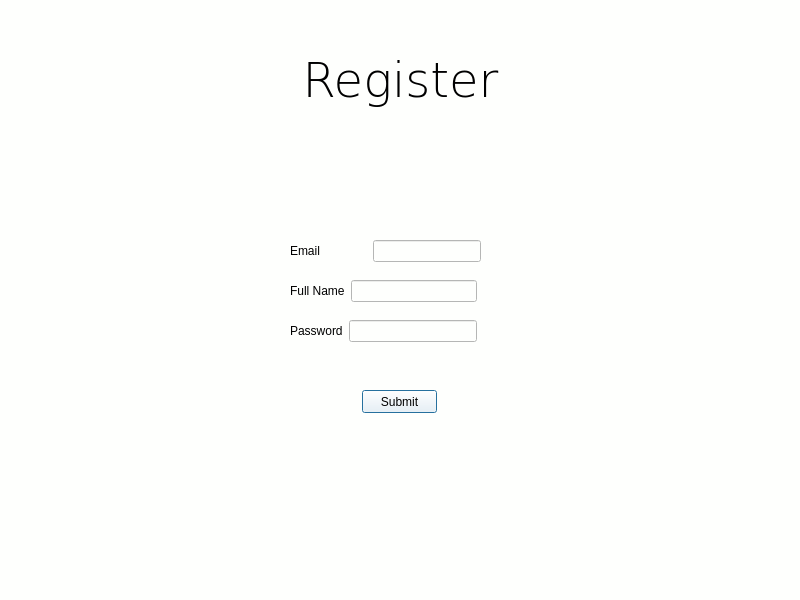
GovindaJR/Banking-System, file Banking_System/registerform.ui: the form before one commit.
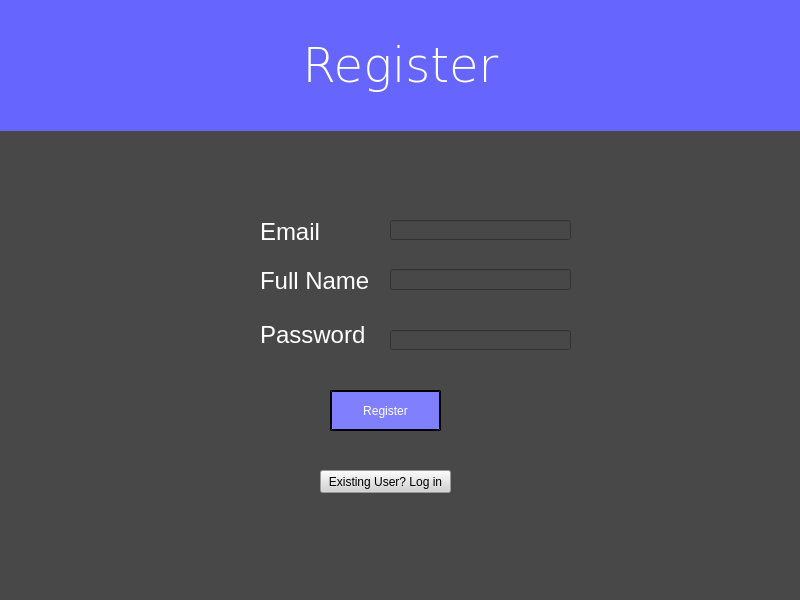
The form after the commit.

What changed in the file:
```diff
--- a/Banking_System/registerform.ui
+++ b/Banking_System/registerform.ui
@@ -10,19 +10,26 @@
     <height>600</height>
    </rect>
   </property>
+  <property name="sizePolicy">
+   <sizepolicy hsizetype="Preferred" vsizetype="Preferred">
+    <horstretch>0</horstretch>
+    <verstretch>0</verstretch>
+   </sizepolicy>
+  </property>
   <property name="windowTitle">
    <string>Register</string>
   </property>
   <property name="styleSheet">
-   <string notr="true">background-color: rgb(254, 255, 253);</string>
+   <string notr="true">background-color:#484848;
+color:white;</string>
   </property>
   <widget class="QLabel" name="label">
    <property name="geometry">
     <rect>
-     <x>230</x>
-     <y>30</y>
-     <width>341</width>
-     <height>101</height>
+     <x>0</x>
+     <y>0</y>
+     <width>801</width>
+     <height>131</height>
     </rect>
    </property>
    <property name="font">
@@ -36,7 +43,8 @@
    </property>
    <property name="styleSheet">
     <string notr="true">font: 75 36pt &quot;Verdana&quot;;
-</string>
+color: white;
+background-color:  #6666ff;</string>
    </property>
    <property name="text">
     <string>Register</string>
@@ -48,85 +56,157 @@
   <widget class="QPushButton" name="register_button">
    <property name="geometry">
     <rect>
-     <x>362</x>
+     <x>330</x>
      <y>390</y>
-     <width>75</width>
-     <height>23</height>
+     <width>111</width>
+     <height>41</height>
     </rect>
    </property>
+   <property name="styleSheet">
+    <string notr="true"> QPushButton#register_button {
+     background-color: #8080ff;
+	font: 14pt &quot;Tahoma&quot;;
+	color: white;
+    border-style: outset;
+    border-width: 2px;
+    border-color: black;
+ }
+ QPushButton#register_button:pressed {
+     background-color: rgb(0, 0, 0);     
+ }
+ QPushButton#register_button:hover {
+     background-color:#6633CC;
+ }
+
+</string>
+   </property>
    <property name="text">
-    <string>Submit</string>
+    <string>Register</string>
    </property>
   </widget>
   <widget class="QWidget" name="layoutWidget">
    <property name="geometry">
     <rect>
-     <x>290</x>
-     <y>240</y>
-     <width>191</width>
-     <height>22</height>
+     <x>260</x>
+     <y>201</y>
+     <width>71</width>
+     <height>61</height>
     </rect>
    </property>
    <layout class="QHBoxLayout" name="horizontalLayout">
     <item>
      <widget class="QLabel" name="label_2">
+      <property name="styleSheet">
+       <string notr="true">color: white;
+font: 18pt;</string>
+      </property>
       <property name="text">
        <string>Email</string>
       </property>
      </widget>
     </item>
-    <item alignment="Qt::AlignHCenter">
-     <widget class="QLineEdit" name="email_form"/>
-    </item>
    </layout>
   </widget>
   <widget class="QWidget" name="layoutWidget">
    <property name="geometry">
     <rect>
-     <x>290</x>
-     <y>280</y>
-     <width>187</width>
-     <height>22</height>
+     <x>260</x>
+     <y>260</y>
+     <width>111</width>
+     <height>41</height>
     </rect>
    </property>
    <layout class="QHBoxLayout" name="horizontalLayout_2">
     <item>
      <widget class="QLabel" name="label_3">
+      <property name="styleSheet">
+       <string notr="true">color: white;
+font: 18pt;</string>
+      </property>
       <property name="text">
        <string>Full Name</string>
       </property>
      </widget>
     </item>
-    <item>
-     <widget class="QLineEdit" name="lineEdit_2"/>
-    </item>
    </layout>
   </widget>
   <widget class="QWidget" name="layoutWidget">
    <property name="geometry">
     <rect>
-     <x>290</x>
+     <x>260</x>
+     <y>330</y>
+     <width>111</width>
+     <height>31</height>
+    </rect>
+   </property>
+   <layout class="QHBoxLayout" name="horizontalLayout_3"/>
+  </widget>
+  <widget class="QLineEdit" name="email_form">
+   <property name="geometry">
+    <rect>
+     <x>390</x>
+     <y>220</y>
+     <width>181</width>
+     <height>20</height>
+    </rect>
+   </property>
+  </widget>
+  <widget class="QLineEdit" name="password_form">
+   <property name="geometry">
+    <rect>
+     <x>390</x>
+     <y>330</y>
+     <width>181</width>
+     <height>20</height>
+    </rect>
+   </property>
+   <property name="echoMode">
+    <enum>QLineEdit::Password</enum>
+   </property>
+  </widget>
+  <widget class="QLineEdit" name="full_name_form">
+   <property name="geometry">
+    <rect>
+     <x>390</x>
+     <y>269</y>
+     <width>181</width>
+     <height>21</height>
+    </rect>
+   </property>
+  </widget>
+  <widget class="QLabel" name="label_4">
+   <property name="geometry">
+    <rect>
+     <x>260</x>
      <y>320</y>
-     <width>187</width>
-     <height>22</height>
+     <width>109</width>
+     <height>29</height>
     </rect>
    </property>
-   <layout class="QHBoxLayout" name="horizontalLayout_3">
-    <item>
-     <widget class="QLabel" name="label_4">
-      <property name="text">
-       <string>Password</string>
-      </property>
-     </widget>
-    </item>
-    <item>
-     <widget class="QLineEdit" name="lineEdit_3">
-      <property name="echoMode">
-       <enum>QLineEdit::Password</enum>
-      </property>
-     </widget>
-    </item>
-   </layout>
+   <property name="styleSheet">
+    <string notr="true">color: white;
+font: 18pt;</string>
+   </property>
+   <property name="text">
+    <string>Password</string>
+   </property>
+  </widget>
+  <widget class="QPushButton" name="go_to_login">
+   <property name="geometry">
+    <rect>
+     <x>320</x>
+     <y>470</y>
+     <width>131</width>
+     <height>23</height>
+    </rect>
+   </property>
+   <property name="styleSheet">
+    <string notr="true">color: black;
+background-color: #d3d3d3;</string>
+   </property>
+   <property name="text">
+    <string>Existing User? Log in</string>
+   </property>
   </widget>
  </widget>
  <resources/>
```
